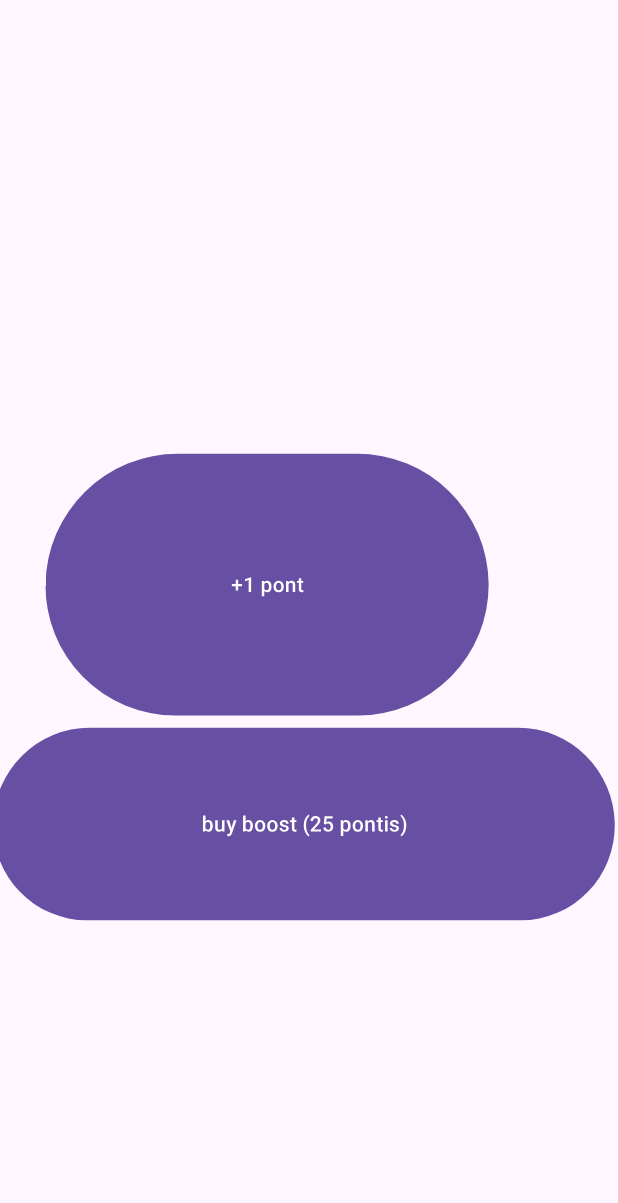
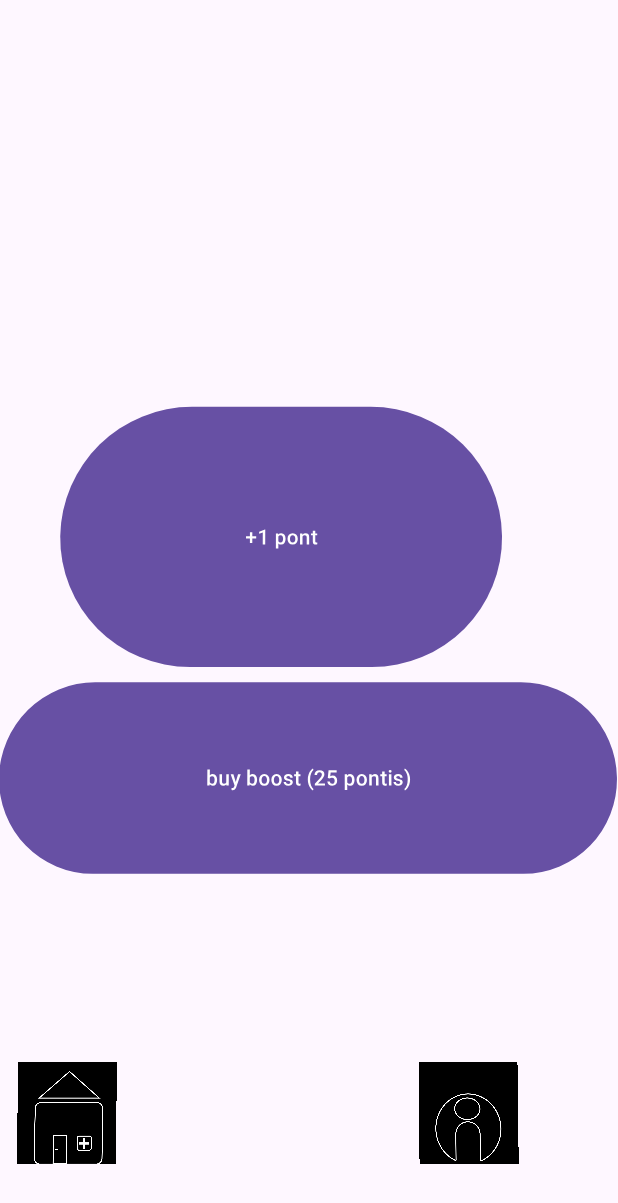
Before and after one commit to Belbel334/click_for_pontis, an Android app: the screen it shows after launch (MainActivity), on a phone screen of 412 x 824 dp. Shown: the top 1203 px of the screen. Run offline under Robolectric (Android 15) with nearby library versions, the phone set to English and light mode, and no system bars.

Commit message:
Added 2 menu buttons: home and profile, these bring you to the other activity. Added a profile page that is currently empty

```diff
--- a/app/src/main/AndroidManifest.xml
+++ b/app/src/main/AndroidManifest.xml
@@ -12,6 +12,7 @@
         android:supportsRtl="true"
         android:theme="@style/Theme.FirstApp"
         tools:targetApi="31">
+        <activity android:name=".SecondActivity" />
         <activity
             android:name=".MainActivity"
             android:exported="true">
--- a/app/src/main/java/com/example/firstapp/MainActivity.java
+++ b/app/src/main/java/com/example/firstapp/MainActivity.java
@@ -8,6 +8,7 @@ import android.view.View;
 import android.widget.Button;
 import android.widget.ImageButton;
 import android.widget.TextView;
+import android.content.Intent;
 
 import androidx.activity.EdgeToEdge;
 import androidx.appcompat.app.AppCompatActivity;
@@ -23,6 +24,8 @@ public class MainActivity extends AppCompatActivity {
     int pointperclick = 1;
     Button Mybutton;
     Button UpgradeButton;
+    ImageButton HomeButton;
+    ImageButton ProfileButton;
     TextView Counter;
     TextView Errormessage;
 
@@ -41,6 +44,8 @@ public class MainActivity extends AppCompatActivity {
         });
         Mybutton = (Button) findViewById(R.id.button);
         UpgradeButton = (Button) findViewById(R.id.buybutton);
+        HomeButton = (ImageButton) findViewById(R.id.imageButton2);
+        ProfileButton = (ImageButton) findViewById(R.id.imageButton3);
         Counter = (TextView) findViewById(R.id.textView2);
         Errormessage = (TextView) findViewById(R.id.Error);
 
@@ -62,6 +67,10 @@ public class MainActivity extends AppCompatActivity {
                 new Handler(Looper.getMainLooper()).postDelayed(() -> Errormessage.setVisibility(View.INVISIBLE), 1000);
             }
         });
-
+        ProfileButton.setOnClickListener(v -> {
+            Intent intent = new Intent(MainActivity.this, SecondActivity.class);
+            startActivity(intent);
+        }
+        );
     }
 }
--- a/app/src/main/res/layout/activity_main.xml
+++ b/app/src/main/res/layout/activity_main.xml
@@ -8,56 +8,54 @@
     android:rotationX="2"
     tools:context=".MainActivity">
 
+    <androidx.constraintlayout.widget.ConstraintLayout
+        android:layout_width="409dp"
+        android:layout_height="914dp"
+        app:layout_constraintBottom_toBottomOf="parent"
+        app:layout_constraintEnd_toEndOf="parent"
+        app:layout_constraintStart_toStartOf="parent"
+        app:layout_constraintTop_toTopOf="parent">
+
         <TextView
             android:id="@+id/textView2"
             android:layout_width="wrap_content"
             android:layout_height="wrap_content"
-        android:layout_marginBottom="10dp"
+            android:layout_marginStart="180dp"
+            android:layout_marginTop="108dp"
             android:scaleX="2"
             android:scaleY="2"
-        app:layout_constraintBottom_toBottomOf="parent"
-        app:layout_constraintEnd_toEndOf="parent"
-        app:layout_constraintHorizontal_bias="0.5"
             app:layout_constraintStart_toStartOf="parent"
             app:layout_constraintTop_toTopOf="parent"
-        app:layout_constraintVertical_bias="0.123"
             tools:text="0 ponits" />
 
         <TextView
             android:id="@+id/Error"
             android:layout_width="wrap_content"
             android:layout_height="wrap_content"
-        android:layout_marginBottom="10dp"
+            android:layout_marginStart="143dp"
+            android:layout_marginTop="61dp"
             android:scaleX="2"
             android:scaleY="2"
-        app:layout_constraintBottom_toBottomOf="parent"
-        app:layout_constraintEnd_toEndOf="parent"
-        app:layout_constraintHorizontal_bias="0.5"
             app:layout_constraintStart_toStartOf="parent"
-        app:layout_constraintTop_toTopOf="parent"
-        app:layout_constraintVertical_bias="0.214"
+            app:layout_constraintTop_toBottomOf="@+id/textView2"
             tools:text="Error message here" />
 
         <Button
             android:id="@+id/button"
             android:layout_width="296dp"
             android:layout_height="183dp"
-        android:layout_marginTop="180dp"
-        android:layout_marginEnd="56dp"
+            android:layout_marginStart="38dp"
+            android:layout_marginTop="101dp"
             android:text="+1 pont"
-        app:layout_constraintEnd_toEndOf="parent"
-        app:layout_constraintHorizontal_bias="0.5"
             app:layout_constraintStart_toStartOf="parent"
-        app:layout_constraintTop_toBottomOf="@+id/textView2"
+            app:layout_constraintTop_toBottomOf="@+id/Error"
             tools:text="+1 pont" />
 
         <ScrollView
             android:id="@+id/scrollView2"
-        android:layout_width="409dp"
-        android:layout_height="420dp"
-        android:layout_marginEnd="8dp"
-        app:layout_constraintEnd_toEndOf="parent"
-        app:layout_constraintHorizontal_bias="0.5"
+            android:layout_width="433dp"
+            android:layout_height="158dp"
+            android:layout_marginTop="2dp"
             app:layout_constraintStart_toStartOf="parent"
             app:layout_constraintTop_toBottomOf="@+id/button">
 
@@ -68,16 +66,37 @@
 
                 <Button
                     android:id="@+id/buybutton"
-                android:layout_width="match_parent"
+                    android:layout_width="408dp"
                     android:layout_height="133dp"
                     android:text="buy boost (25 pontis)" />
 
             </LinearLayout>
         </ScrollView>
 
-    <androidx.constraintlayout.widget.Group
-        android:layout_width="wrap_content"
-        android:layout_height="wrap_content"
-        app:constraint_referenced_ids="button2" />
+        <ImageButton
+            android:id="@+id/imageButton2"
+            android:layout_width="64dp"
+            android:layout_height="64dp"
+            android:layout_marginStart="16dp"
+            android:layout_marginTop="92dp"
+            android:background="#00FFFFFF"
+            android:scaleType="centerInside"
+            app:layout_constraintStart_toStartOf="parent"
+            app:layout_constraintTop_toBottomOf="@+id/scrollView2"
+            app:srcCompat="@drawable/home" />
+
+        <ImageButton
+            android:id="@+id/imageButton3"
+            android:layout_width="64dp"
+            android:layout_height="64dp"
+            android:layout_marginStart="276dp"
+            android:layout_marginTop="92dp"
+            android:background="#00FFFFFF"
+            android:scaleType="centerInside"
+            app:layout_constraintStart_toStartOf="parent"
+            app:layout_constraintTop_toBottomOf="@+id/scrollView2"
+            app:srcCompat="@drawable/profile" />
 
     </androidx.constraintlayout.widget.ConstraintLayout>
+
+</androidx.constraintlayout.widget.ConstraintLayout>
```
Also changed, not shown: app/src/main/java/com/example/firstapp/SecondActivity.java (added, +49 -0 lines), app/src/main/res/layout/activity_second.xml (added, +32 -0 lines). Lines whose indentation alone changed are shown as unchanged.
